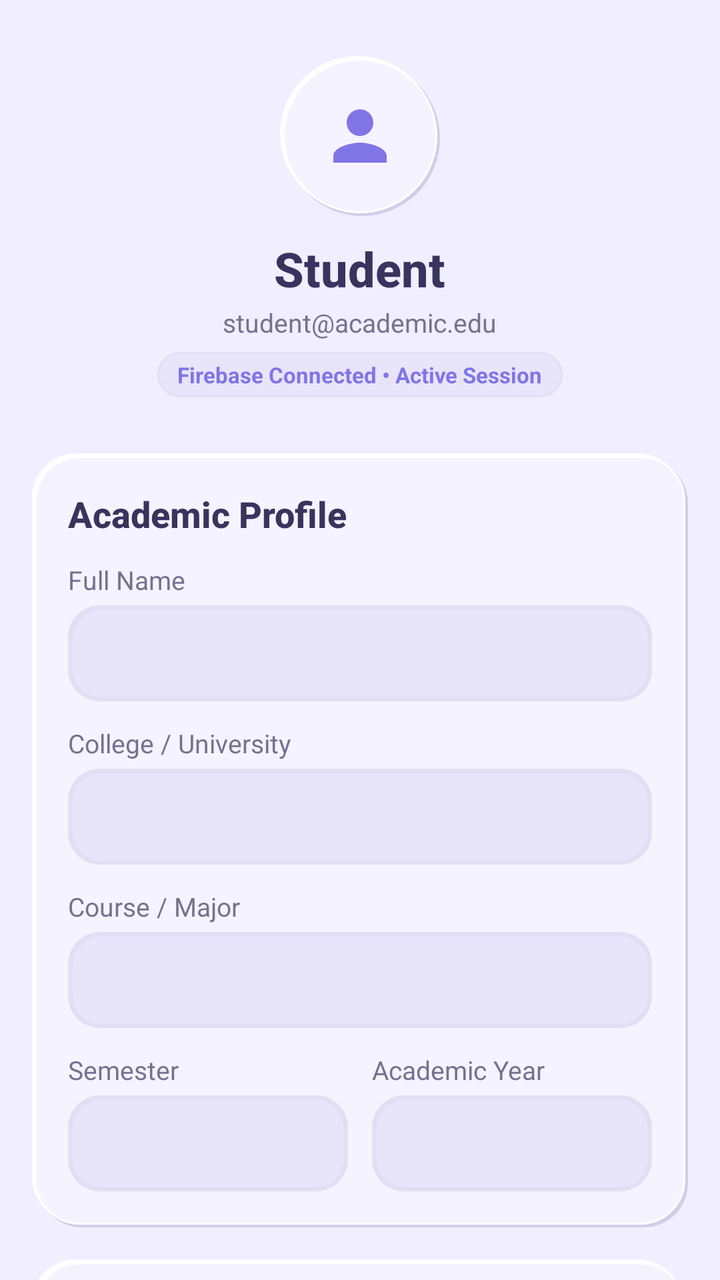
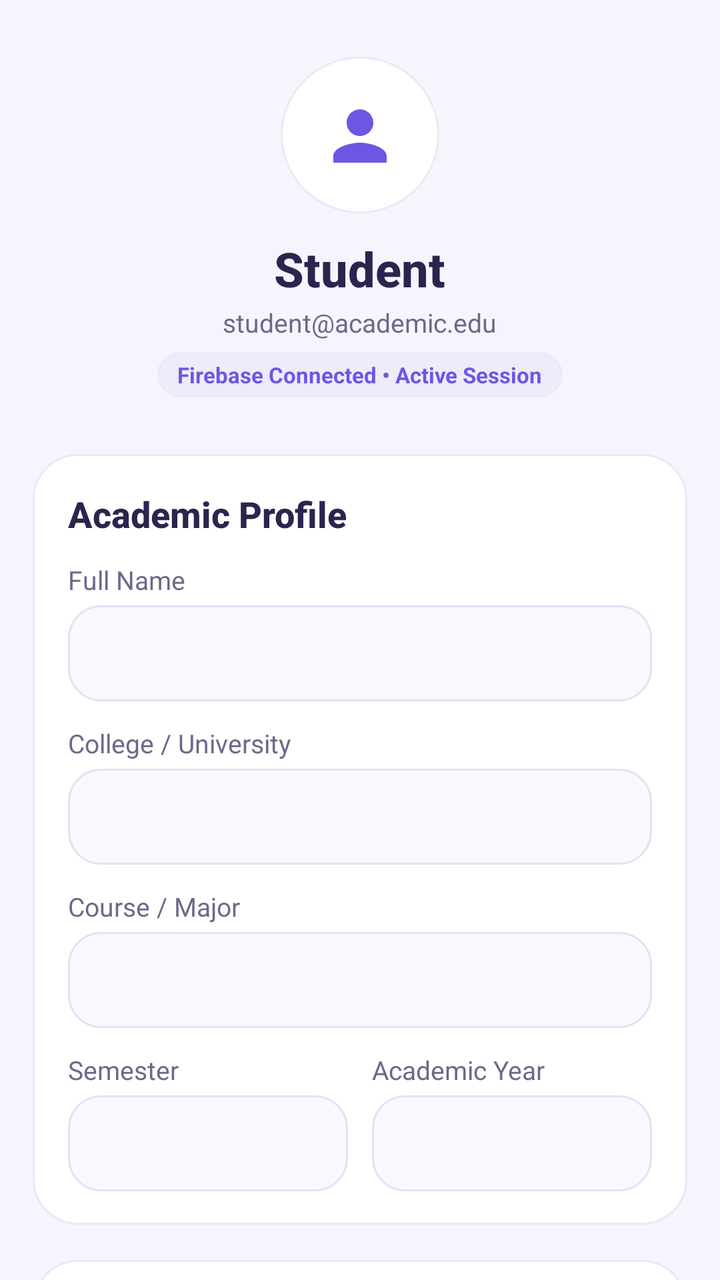

Before-and-after screenshots of an Android layout around one commit, followed by the original layout XML and the change that was made.
<!-- AndroidManifest.xml: application theme Theme.AcademiaLife -->
<!-- res/layout/fragment_profile.xml -->
<?xml version="1.0" encoding="utf-8"?>
<androidx.core.widget.NestedScrollView xmlns:android="http://schemas.android.com/apk/res/android"
    xmlns:app="http://schemas.android.com/apk/res-auto"
    android:layout_width="match_parent"
    android:layout_height="match_parent"
    android:background="@color/neu_bg"
    android:fillViewport="true">

    <LinearLayout
        android:layout_width="match_parent"
        android:layout_height="wrap_content"
        android:orientation="vertical"
        android:padding="16dp"
        android:paddingBottom="48dp">

        
        <LinearLayout
            android:layout_width="match_parent"
            android:layout_height="wrap_content"
            android:gravity="center"
            android:orientation="vertical"
            android:paddingVertical="12dp">

            <FrameLayout
                android:layout_width="80dp"
                android:layout_height="80dp"
                android:background="@drawable/bg_neumorphic_circle_btn">

                <ImageView
                    android:layout_width="40dp"
                    android:layout_height="40dp"
                    android:layout_gravity="center"
                    android:src="@drawable/ic_profile"
                    app:tint="@color/brand_primary" />
            </FrameLayout>

            <TextView
                android:id="@+id/tvProfileName"
                android:layout_width="wrap_content"
                android:layout_height="wrap_content"
                android:layout_marginTop="10dp"
                android:text="Student"
                android:textColor="@color/text_primary"
                android:textSize="24sp"
                android:fontFamily="sans-serif-medium"
                android:textStyle="bold" />

            <TextView
                android:id="@+id/tvProfileEmail"
                android:layout_width="wrap_content"
                android:layout_height="wrap_content"
                android:layout_marginTop="2dp"
                android:text="student@academic.edu"
                android:textColor="@color/text_secondary"
                android:textSize="13sp" />

            <TextView
                android:id="@+id/tvAuthBadge"
                android:layout_width="wrap_content"
                android:layout_height="wrap_content"
                android:layout_marginTop="6dp"
                android:background="@drawable/bg_pill_neutral"
                android:text="Firebase Connected • Active Session"
                android:textColor="@color/brand_primary"
                android:textSize="11sp"
                android:textStyle="bold" />
        </LinearLayout>

        
        <LinearLayout
            android:layout_width="match_parent"
            android:layout_height="wrap_content"
            android:layout_marginTop="16dp"
            android:background="@drawable/bg_neumorphic_card"
            android:orientation="vertical"
            android:padding="18dp">

            <TextView
                android:layout_width="wrap_content"
                android:layout_height="wrap_content"
                android:text="Academic Profile"
                android:textColor="@color/text_primary"
                android:textSize="18sp"
                android:fontFamily="sans-serif-medium"
                android:textStyle="bold" />

            <TextView
                android:layout_width="wrap_content"
                android:layout_height="wrap_content"
                android:layout_marginTop="12dp"
                android:text="Full Name"
                android:textColor="@color/text_secondary"
                android:textSize="13sp" />

            <EditText
                android:id="@+id/etEditFullName"
                android:layout_width="match_parent"
                android:layout_height="48dp"
                android:layout_marginTop="4dp"
                android:background="@drawable/bg_neumorphic_sunken"
                android:paddingHorizontal="14dp"
                android:textColor="@color/text_primary"
                android:textSize="14sp" />

            <TextView
                android:layout_width="wrap_content"
                android:layout_height="wrap_content"
                android:layout_marginTop="12dp"
                android:text="College / University"
                android:textColor="@color/text_secondary"
                android:textSize="13sp" />

            <EditText
                android:id="@+id/etEditCollege"
                android:layout_width="match_parent"
                android:layout_height="48dp"
                android:layout_marginTop="4dp"
                android:background="@drawable/bg_neumorphic_sunken"
                android:paddingHorizontal="14dp"
                android:textColor="@color/text_primary"
                android:textSize="14sp" />

            <TextView
                android:layout_width="wrap_content"
                android:layout_height="wrap_content"
                android:layout_marginTop="12dp"
                android:text="Course / Major"
                android:textColor="@color/text_secondary"
                android:textSize="13sp" />

            <EditText
                android:id="@+id/etEditCourse"
                android:layout_width="match_parent"
                android:layout_height="48dp"
                android:layout_marginTop="4dp"
                android:background="@drawable/bg_neumorphic_sunken"
                android:paddingHorizontal="14dp"
                android:textColor="@color/text_primary"
                android:textSize="14sp" />

            <LinearLayout
                android:layout_width="match_parent"
                android:layout_height="wrap_content"
                android:layout_marginTop="12dp"
                android:orientation="horizontal">

                <LinearLayout
                    android:layout_width="0dp"
                    android:layout_height="wrap_content"
                    android:layout_marginEnd="6dp"
                    android:layout_weight="1"
                    android:orientation="vertical">

                    <TextView
                        android:layout_width="wrap_content"
                        android:layout_height="wrap_content"
                        android:text="Semester"
                        android:textColor="@color/text_secondary"
                        android:textSize="13sp" />

                    <EditText
                        android:id="@+id/etEditSemester"
                        android:layout_width="match_parent"
                        android:layout_height="48dp"
                        android:layout_marginTop="4dp"
                        android:background="@drawable/bg_neumorphic_sunken"
                        android:paddingHorizontal="14dp"
                        android:textColor="@color/text_primary"
                        android:textSize="14sp" />
                </LinearLayout>

                <LinearLayout
                    android:layout_width="0dp"
                    android:layout_height="wrap_content"
                    android:layout_marginStart="6dp"
                    android:layout_weight="1"
                    android:orientation="vertical">

                    <TextView
                        android:layout_width="wrap_content"
                        android:layout_height="wrap_content"
                        android:text="Academic Year"
                        android:textColor="@color/text_secondary"
                        android:textSize="13sp" />

                    <EditText
                        android:id="@+id/etEditYear"
                        android:layout_width="match_parent"
                        android:layout_height="48dp"
                        android:layout_marginTop="4dp"
                        android:background="@drawable/bg_neumorphic_sunken"
                        android:paddingHorizontal="14dp"
                        android:textColor="@color/text_primary"
                        android:textSize="14sp" />
                </LinearLayout>
            </LinearLayout>
        </LinearLayout>

        
        <LinearLayout
            android:layout_width="match_parent"
            android:layout_height="wrap_content"
            android:layout_marginTop="16dp"
            android:background="@drawable/bg_neumorphic_card"
            android:orientation="vertical"
            android:padding="18dp">

            <TextView
                android:layout_width="wrap_content"
                android:layout_height="wrap_content"
                android:text="Compliance &amp; Targets"
                android:textColor="@color/text_primary"
                android:textSize="18sp"
                android:fontFamily="sans-serif-medium"
                android:textStyle="bold" />

            <TextView
                android:layout_width="wrap_content"
                android:layout_height="wrap_content"
                android:layout_marginTop="12dp"
                android:text="Minimum Attendance Target (%)"
                android:textColor="@color/text_secondary"
                android:textSize="13sp" />

            <EditText
                android:id="@+id/etEditAttendanceTarget"
                android:layout_width="match_parent"
                android:layout_height="48dp"
                android:layout_marginTop="4dp"
                android:background="@drawable/bg_neumorphic_sunken"
                android:inputType="numberDecimal"
                android:paddingHorizontal="14dp"
                android:textColor="@color/text_primary"
                android:textSize="14sp" />

            <TextView
                android:layout_width="wrap_content"
                android:layout_height="wrap_content"
                android:layout_marginTop="12dp"
                android:text="Preferred Daily Study Hours"
                android:textColor="@color/text_secondary"
                android:textSize="13sp" />

            <EditText
                android:id="@+id/etEditStudyHours"
                android:layout_width="match_parent"
                android:layout_height="48dp"
                android:layout_marginTop="4dp"
                android:background="@drawable/bg_neumorphic_sunken"
                android:inputType="numberDecimal"
                android:paddingHorizontal="14dp"
                android:textColor="@color/text_primary"
                android:textSize="14sp" />
        </LinearLayout>

        
        <TextView
            android:id="@+id/btnSaveProfile"
            android:layout_width="match_parent"
            android:layout_height="50dp"
            android:layout_marginTop="22dp"
            android:background="@drawable/bg_neumorphic_btn_primary"
            android:clickable="true"
            android:focusable="true"
            android:gravity="center"
            android:text="Save Profile &amp; Preferences"
            android:textColor="@color/white"
            android:textSize="15sp"
            android:fontFamily="sans-serif-medium"
            android:textStyle="bold" />

        
        <LinearLayout
            android:layout_width="match_parent"
            android:layout_height="wrap_content"
            android:layout_marginTop="16dp"
            android:orientation="horizontal">

            <TextView
                android:id="@+id/btnAuthDialog"
                android:layout_width="0dp"
                android:layout_height="44dp"
                android:layout_marginEnd="6dp"
                android:layout_weight="1"
                android:background="@drawable/bg_neumorphic_btn"
                android:clickable="true"
                android:focusable="true"
                android:gravity="center"
                android:text="Sign In / Register"
                android:textColor="@color/brand_primary"
                android:textSize="12sp"
                android:textStyle="bold" />

            <TextView
                android:id="@+id/btnSignOut"
                android:layout_width="0dp"
                android:layout_height="44dp"
                android:layout_marginStart="6dp"
                android:layout_weight="1"
                android:background="@drawable/bg_neumorphic_btn"
                android:clickable="true"
                android:focusable="true"
                android:gravity="center"
                android:text="Sign Out"
                android:textColor="@color/status_critical"
                android:textSize="12sp"
                android:textStyle="bold" />
        </LinearLayout>

    </LinearLayout>
</androidx.core.widget.NestedScrollView>
<!-- resources referenced by this layout -->
<resources>
  <color name="brand_primary">#8175E5</color>
  <color name="neu_bg">#F0EEFF</color>
  <color name="status_critical">#D86C82</color>
  <color name="text_primary">#39345D</color>
  <color name="text_secondary">#77718F</color>
  <!-- drawable bg_neumorphic_card (drawable) -->
  <?xml version="1.0" encoding="utf-8"?>
  <layer-list xmlns:android="http://schemas.android.com/apk/res/android">
      
      <item
          android:left="3dp"
          android:top="3dp">
          <shape android:shape="rectangle">
              <corners android:radius="22dp" />
              <solid android:color="@color/lavender_dark_shadow" />
          </shape>
      </item>
  
      
      <item
          android:right="3dp"
          android:bottom="3dp">
          <shape android:shape="rectangle">
              <corners android:radius="22dp" />
              <solid android:color="@color/lavender_light_shadow" />
          </shape>
      </item>
  
      
      <item
          android:left="1.5dp"
          android:top="1.5dp"
          android:right="1.5dp"
          android:bottom="1.5dp">
          <shape android:shape="rectangle">
              <corners android:radius="22dp" />
              <solid android:color="@color/lavender_card" />
              <stroke
                  android:width="1dp"
                  android:color="@color/lavender_light_shadow" />
          </shape>
      </item>
  </layer-list>
  <!-- drawable bg_neumorphic_sunken (drawable) -->
  <?xml version="1.0" encoding="utf-8"?>
  <layer-list xmlns:android="http://schemas.android.com/apk/res/android">
      
      <item>
          <shape android:shape="rectangle">
              <corners android:radius="16dp" />
              <solid android:color="@color/lavender_divider" />
          </shape>
      </item>
  
      
      <item
          android:left="1.5dp"
          android:top="1.5dp"
          android:right="1dp"
          android:bottom="1dp">
          <shape android:shape="rectangle">
              <corners android:radius="15dp" />
              <solid android:color="@color/lavender_surface" />
              <stroke
                  android:width="1dp"
                  android:color="@color/lavender_divider" />
          </shape>
      </item>
  </layer-list>
  <!-- drawable bg_neumorphic_btn_idle (drawable) -->
  <?xml version="1.0" encoding="utf-8"?>
  <layer-list xmlns:android="http://schemas.android.com/apk/res/android">
      
      <item
          android:left="2.5dp"
          android:top="2.5dp">
          <shape android:shape="rectangle">
              <corners android:radius="16dp" />
              <solid android:color="@color/lavender_dark_shadow" />
          </shape>
      </item>
  
      
      <item
          android:right="2.5dp"
          android:bottom="2.5dp">
          <shape android:shape="rectangle">
              <corners android:radius="16dp" />
              <solid android:color="@color/lavender_light_shadow" />
          </shape>
      </item>
  
      
      <item
          android:left="1.5dp"
          android:top="1.5dp"
          android:right="1.5dp"
          android:bottom="1.5dp">
          <shape android:shape="rectangle">
              <corners android:radius="16dp" />
              <solid android:color="@color/lavender_card" />
              <stroke
                  android:width="1dp"
                  android:color="@color/lavender_light_shadow" />
          </shape>
      </item>
  </layer-list>
  <!-- drawable bg_neumorphic_btn_primary_idle (drawable) -->
  <?xml version="1.0" encoding="utf-8"?>
  <layer-list xmlns:android="http://schemas.android.com/apk/res/android">
      <item
          android:left="2.5dp"
          android:top="2.5dp">
          <shape android:shape="rectangle">
              <corners android:radius="16dp" />
              <solid android:color="@color/lavender_dark_shadow" />
          </shape>
      </item>
      <item
          android:right="2.5dp"
          android:bottom="2.5dp">
          <shape android:shape="rectangle">
              <corners android:radius="16dp" />
              <solid android:color="@color/lavender_light_shadow" />
          </shape>
      </item>
      <item
          android:left="1.5dp"
          android:top="1.5dp"
          android:right="1.5dp"
          android:bottom="1.5dp">
          <shape android:shape="rectangle">
              <corners android:radius="16dp" />
              <solid android:color="@color/lavender_primary" />
          </shape>
      </item>
  </layer-list>
  <color name="lavender_dark_shadow">#D2CDE8</color>
  <color name="lavender_light_shadow">#FFFFFF</color>
  <color name="lavender_card">#F5F3FF</color>
  <!-- drawable bg_neumorphic_circle_idle (drawable) -->
  <?xml version="1.0" encoding="utf-8"?>
  <layer-list xmlns:android="http://schemas.android.com/apk/res/android">
      <item
          android:left="2.5dp"
          android:top="2.5dp">
          <shape android:shape="oval">
              <solid android:color="@color/lavender_dark_shadow" />
          </shape>
      </item>
      <item
          android:right="2.5dp"
          android:bottom="2.5dp">
          <shape android:shape="oval">
              <solid android:color="@color/lavender_light_shadow" />
          </shape>
      </item>
      <item
          android:left="1.5dp"
          android:top="1.5dp"
          android:right="1.5dp"
          android:bottom="1.5dp">
          <shape android:shape="oval">
              <solid android:color="@color/lavender_card" />
              <stroke
                  android:width="1dp"
                  android:color="@color/lavender_light_shadow" />
          </shape>
      </item>
  </layer-list>
  <color name="lavender_divider">#E2DEF3</color>
  <color name="lavender_surface">#E8E4FA</color>
  <color name="lavender_primary">#8175E5</color>
  <color name="lavender_deep">#6257C9</color>
  <color name="lavender_bg">#F0EEFF</color>
  <!-- unchanged entries left out for length: 12 -->
</resources>

<!-- the commit's change to res/layout/fragment_profile.xml (unified diff, before → after) -->
@@ -307,5 +307,37 @@
                 android:textStyle="bold" />
         </LinearLayout>
 
+        
+        <LinearLayout
+            android:layout_width="match_parent"
+            android:layout_height="wrap_content"
+            android:layout_marginTop="24dp"
+            android:layout_marginBottom="24dp"
+            android:background="@drawable/bg_neumorphic_card"
+            android:elevation="4dp"
+            android:gravity="center"
+            android:orientation="vertical"
+            android:padding="20dp">
+
+            <TextView
+                android:layout_width="wrap_content"
+                android:layout_height="wrap_content"
+                android:text="AcademiaLife"
+                android:textColor="@color/text_primary"
+                android:textSize="16sp"
+                android:fontFamily="sans-serif-medium"
+                android:textStyle="bold" />
+
+            <TextView
+                android:layout_width="wrap_content"
+                android:layout_height="wrap_content"
+                android:layout_marginTop="6dp"
+                android:text="Developed and Managed by Vinay Rathod"
+                android:textColor="@color/lavender_deep"
+                android:textSize="14sp"
+                android:fontFamily="sans-serif-medium"
+                android:textStyle="bold" />
+        </LinearLayout>
+
     </LinearLayout>
 </androidx.core.widget.NestedScrollView>
<!-- resource entries referenced after the edit -->
@@ -1,17 +1,19 @@
 <!-- resources referenced by this layout -->
 <resources>
-  <color name="brand_primary">#8175E5</color>
-  <color name="neu_bg">#F0EEFF</color>
-  <color name="status_critical">#D86C82</color>
-  <color name="text_primary">#39345D</color>
-  <color name="text_secondary">#77718F</color>
+  <color name="brand_primary">#6E56E2</color>
+  <color name="neu_bg">#F6F5FD</color>
+  <color name="status_critical">#E5536F</color>
+  <color name="text_primary">#2B254E</color>
+  <color name="text_secondary">#6E688B</color>
   <!-- drawable bg_neumorphic_card (drawable) -->
   <?xml version="1.0" encoding="utf-8"?>
   <layer-list xmlns:android="http://schemas.android.com/apk/res/android">
       
       <item
-          android:left="3dp"
-          android:top="3dp">
+          android:left="1dp"
+          android:top="2dp"
+          android:right="1dp"
+          android:bottom="2dp">
           <shape android:shape="rectangle">
               <corners android:radius="22dp" />
               <solid android:color="@color/lavender_dark_shadow" />
@@ -20,62 +22,53 @@
   
       
       <item
-          android:right="3dp"
-          android:bottom="3dp">
-          <shape android:shape="rectangle">
-              <corners android:radius="22dp" />
-              <solid android:color="@color/lavender_light_shadow" />
-          </shape>
-      </item>
-  
-      
-      <item
-          android:left="1.5dp"
-          android:top="1.5dp"
-          android:right="1.5dp"
+          android:left="0.5dp"
+          android:top="0.5dp"
+          android:right="0.5dp"
           android:bottom="1.5dp">
           <shape android:shape="rectangle">
               <corners android:radius="22dp" />
-              <solid android:color="@color/lavender_card" />
+              <solid android:color="@color/white" />
               <stroke
                   android:width="1dp"
-                  android:color="@color/lavender_light_shadow" />
+                  android:color="@color/neu_border_subtle" />
           </shape>
       </item>
   </layer-list>
   <!-- drawable bg_neumorphic_sunken (drawable) -->
   <?xml version="1.0" encoding="utf-8"?>
-  <layer-list xmlns:android="http://schemas.android.com/apk/res/android">
+  <selector xmlns:android="http://schemas.android.com/apk/res/android">
+      
+      <item android:state_focused="true">
+          <shape android:shape="rectangle">
+              <corners android:radius="16dp" />
+              <solid android:color="@color/white" />
+              <stroke
+                  android:width="1.8dp"
+                  android:color="@color/lavender_primary" />
+          </shape>
+      </item>
+  
       
       <item>
           <shape android:shape="rectangle">
               <corners android:radius="16dp" />
-              <solid android:color="@color/lavender_divider" />
+              <solid android:color="@color/neu_sunken" />
+              <stroke
+                  android:width="1dp"
+                  android:color="@color/neu_sunken_border" />
           </shape>
       </item>
-  
-      
-      <item
-          android:left="1.5dp"
-          android:top="1.5dp"
-          android:right="1dp"
-          android:bottom="1dp">
-          <shape android:shape="rectangle">
-              <corners android:radius="15dp" />
-              <solid android:color="@color/lavender_surface" />
-              <stroke
-                  android:width="1dp"
-                  android:color="@color/lavender_divider" />
-          </shape>
-      </item>
-  </layer-list>
+  </selector>
   <!-- drawable bg_neumorphic_btn_idle (drawable) -->
   <?xml version="1.0" encoding="utf-8"?>
   <layer-list xmlns:android="http://schemas.android.com/apk/res/android">
       
       <item
-          android:left="2.5dp"
-          android:top="2.5dp">
+          android:left="1dp"
+          android:top="2dp"
+          android:right="1dp"
+          android:bottom="2dp">
           <shape android:shape="rectangle">
               <corners android:radius="16dp" />
               <solid android:color="@color/lavender_dark_shadow" />
@@ -84,97 +77,89 @@
   
       
       <item
-          android:right="2.5dp"
-          android:bottom="2.5dp">
-          <shape android:shape="rectangle">
-              <corners android:radius="16dp" />
-              <solid android:color="@color/lavender_light_shadow" />
-          </shape>
-      </item>
-  
-      
-      <item
-          android:left="1.5dp"
-          android:top="1.5dp"
-          android:right="1.5dp"
+          android:left="0.5dp"
+          android:top="0.5dp"
+          android:right="0.5dp"
           android:bottom="1.5dp">
           <shape android:shape="rectangle">
               <corners android:radius="16dp" />
-              <solid android:color="@color/lavender_card" />
+              <solid android:color="@color/white" />
               <stroke
                   android:width="1dp"
-                  android:color="@color/lavender_light_shadow" />
+                  android:color="@color/neu_border_subtle" />
           </shape>
       </item>
   </layer-list>
   <!-- drawable bg_neumorphic_btn_primary_idle (drawable) -->
   <?xml version="1.0" encoding="utf-8"?>
   <layer-list xmlns:android="http://schemas.android.com/apk/res/android">
+      
       <item
-          android:left="2.5dp"
-          android:top="2.5dp">
+          android:left="1dp"
+          android:top="2dp"
+          android:right="1dp"
+          android:bottom="2dp">
           <shape android:shape="rectangle">
               <corners android:radius="16dp" />
               <solid android:color="@color/lavender_dark_shadow" />
           </shape>
       </item>
+  
+      
       <item
-          android:right="2.5dp"
-          android:bottom="2.5dp">
-          <shape android:shape="rectangle">
-              <corners android:radius="16dp" />
-              <solid android:color="@color/lavender_light_shadow" />
-          </shape>
-      </item>
-      <item
-          android:left="1.5dp"
-          android:top="1.5dp"
-          android:right="1.5dp"
+          android:left="0.5dp"
+          android:top="0.5dp"
+          android:right="0.5dp"
           android:bottom="1.5dp">
           <shape android:shape="rectangle">
               <corners android:radius="16dp" />
-              <solid android:color="@color/lavender_primary" />
+              <gradient
+                  android:angle="135"
+                  android:startColor="#7861F0"
+                  android:endColor="#5F47DC"
+                  android:type="linear" />
+              <stroke
+                  android:width="1dp"
+                  android:color="#33FFFFFF" />
           </shape>
       </item>
   </layer-list>
-  <color name="lavender_dark_shadow">#D2CDE8</color>
-  <color name="lavender_light_shadow">#FFFFFF</color>
-  <color name="lavender_card">#F5F3FF</color>
+  <color name="lavender_dark_shadow">#D8D3ED</color>
+  <color name="neu_border_subtle">#ECE7F8</color>
+  <color name="lavender_card">#FFFFFF</color>
   <!-- drawable bg_neumorphic_circle_idle (drawable) -->
   <?xml version="1.0" encoding="utf-8"?>
   <layer-list xmlns:android="http://schemas.android.com/apk/res/android">
       <item
-          android:left="2.5dp"
-          android:top="2.5dp">
+          android:left="1dp"
+          android:top="2dp"
+          android:right="1dp"
+          android:bottom="2dp">
           <shape android:shape="oval">
               <solid android:color="@color/lavender_dark_shadow" />
           </shape>
       </item>
+  
       <item
-          android:right="2.5dp"
-          android:bottom="2.5dp">
-          <shape android:shape="oval">
-              <solid android:color="@color/lavender_light_shadow" />
-          </shape>
-      </item>
-      <item
-          android:left="1.5dp"
-          android:top="1.5dp"
-          android:right="1.5dp"
+          android:left="0.5dp"
+          android:top="0.5dp"
+          android:right="0.5dp"
           android:bottom="1.5dp">
           <shape android:shape="oval">
-              <solid android:color="@color/lavender_card" />
+              <solid android:color="@color/white" />
               <stroke
                   android:width="1dp"
-                  android:color="@color/lavender_light_shadow" />
+                  android:color="@color/neu_border_subtle" />
           </shape>
       </item>
   </layer-list>
-  <color name="lavender_divider">#E2DEF3</color>
-  <color name="lavender_surface">#E8E4FA</color>
-  <color name="lavender_primary">#8175E5</color>
-  <color name="lavender_deep">#6257C9</color>
-  <color name="lavender_bg">#F0EEFF</color>
+  <color name="lavender_divider">#EDE9F8</color>
+  <color name="lavender_surface">#EEEBFA</color>
+  <color name="lavender_primary">#6E56E2</color>
+  <color name="neu_sunken">#F9F8FE</color>
+  <color name="neu_sunken_border">#E4E0F5</color>
+  <color name="lavender_deep">#5742C6</color>
+  <color name="lavender_bg">#F6F5FD</color>
   <!-- unchanged entries left out for length: 12 -->
 </resources>
 
